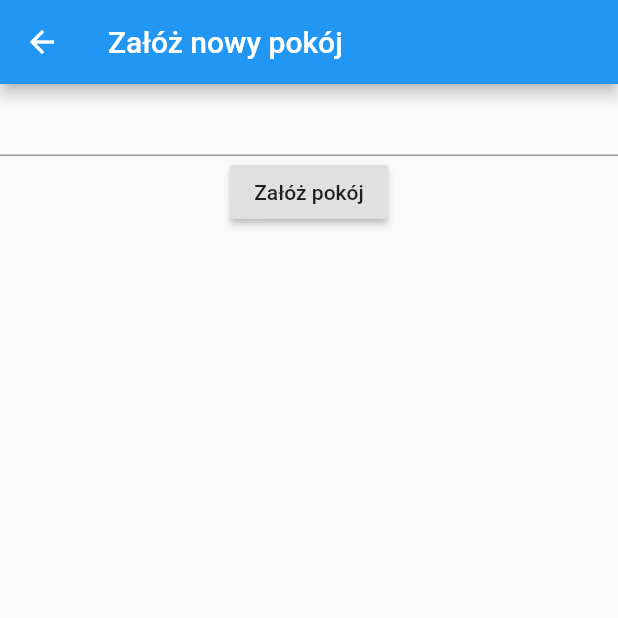
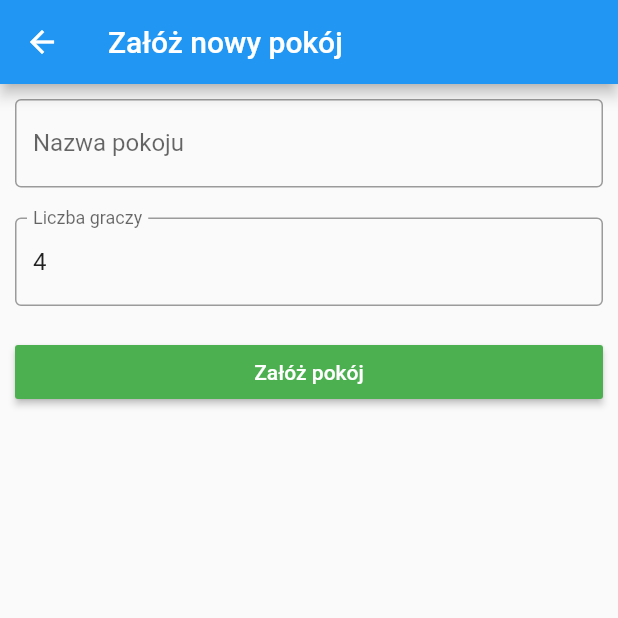
Before and after one commit to Domnyk/auster, a Flutter app: the RoomList screen opened directly, after a tap on "Załóż pokój", on a phone screen of 412 x 824 dp, the top half of it. Run offline on Flutter 3.47's test engine with Material 2 defaults, Android fonts, the phone set to English and light mode, and no system bars; our stand-ins replace graphql_flutter, numberpicker; network calls fail; statements that could not run were skipped.

Commit message:
[Zefir] Create new room
Add field with number of players which uses custom number picker.
Change create button looks - full width, green color.
Send GraphQL request - result not yet visible on screen.

```diff
--- a/zefir/lib/new_room.dart
+++ b/zefir/lib/new_room.dart
@@ -1,43 +1,91 @@
 import 'package:flutter/material.dart';
+import 'package:zefir/number_picker.dart';
+import 'dart:developer' as developer;
+import 'package:zefir/services/eurus.dart';
 
 class NewRoom extends StatefulWidget {
+  final Eurus eurus;
+
+  NewRoom(this.eurus);
+
   @override
-  _NewRoomState createState() => _NewRoomState();
+  _NewRoomState createState() => _NewRoomState(eurus: eurus);
 }
 
 class _NewRoomState extends State<NewRoom> {
+  TextEditingController numOfPlayersController = new TextEditingController();
+  Eurus eurus;
   final _formKey = GlobalKey<FormState>();
+  String roomName;
+  int numOfPlayers;
+
+  _NewRoomState({@required Eurus eurus}) {
+    this.eurus = eurus;
+    numOfPlayersController.addListener(() {
+      numOfPlayers = int.parse(numOfPlayersController.text);
+    });
+  }
 
   @override
   Widget build(BuildContext context) {
-    var nameField = buildNameField();
+    var numOfPlayersField = buildNumOfPlayersField(
+            context: context,
+            initialValue: 4,
+            controller: numOfPlayersController),
+        widgets = [buildNameField(), numOfPlayersField, buildCreateRoomButton()]
+            .map(
+                (widget) => Padding(child: widget, padding: EdgeInsets.all(10)))
+            .toList();
 
     return Scaffold(
         appBar: AppBar(title: Text('Załóż nowy pokój')),
         body: Form(
-          key: _formKey,
-          child: Column(
-            children: <Widget>[
-              nameField,
-              RaisedButton(
-                onPressed: () {
-                  if (_formKey.currentState.validate()) {
-                    Scaffold.of(context).showSnackBar(
-                        SnackBar(content: Text('Processing Data')));
-                  }
-                },
-                child: Text('Załóż pokój'),
-              )
-            ],
-          ),
-        ));
+            key: _formKey,
+            child: Column(
+              children: widgets,
+            )));
   }
 
-  TextFormField buildNameField() {
+  Widget buildNumOfPlayersField(
+      {@required BuildContext context,
+      @required int initialValue,
+      @required TextEditingController controller}) {
+    return new NumberPicker(
+      context: context,
+      initialValue: 4,
+      controller: numOfPlayersController,
+    );
+  }
+
+  Widget buildNameField() {
     return TextFormField(
+      onChanged: (String newVal) {
+        roomName = newVal.trim();
+      },
+      decoration: InputDecoration(
+          border: OutlineInputBorder(), labelText: 'Nazwa pokoju'),
       validator: (value) {
         return value.isEmpty ? 'Wprowadź nazwę pokoju' : null;
       },
     );
   }
+
+  Widget buildCreateRoomButton() {
+    var button = RaisedButton(
+        onPressed: () {
+          developer
+              .log('Name of room: $roomName, num of players: $numOfPlayers');
+          if (_formKey.currentState.validate()) {
+            eurus.createNewRoom(name: roomName, numOfPlayers: numOfPlayers);
+          }
+        },
+        color: Colors.green,
+        textColor: Colors.white,
+        child: Text('Załóż pokój'));
+
+    return SizedBox(
+      child: button,
+      width: double.infinity,
+    );
+  }
 }
--- /dev/null
+++ b/zefir/lib/number_picker.dart
@@ -0,0 +1,48 @@
+import 'package:flutter/material.dart';
+import 'package:numberpicker/numberpicker.dart';
+
+class NumberPicker extends FormField<int> {
+  NumberPicker(
+      {@required BuildContext context,
+      @required int initialValue,
+      @required TextEditingController controller,
+      FormFieldSetter<int> onSaved,
+      FormFieldValidator<int> validator,
+      bool autovalidate = false})
+      : super(
+            onSaved: onSaved,
+            validator: validator,
+            initialValue: initialValue,
+            autovalidate: autovalidate,
+            builder: (FormFieldState<int> state) {
+              return TextField(
+                onTap: () async {
+                  int val = await showDialog(
+                      context: context,
+                      builder: (BuildContext context) {
+                        return NumberPickerDialog.integer(
+                            maxValue: 10,
+                            minValue: 2,
+                            initialIntegerValue:
+                                getVal(controller, initialValue));
+                      });
+                  if (val != null) {
+                    state.didChange(val);
+                    controller.text = val.toString();
+                  }
+                },
+                controller: controller,
+                readOnly: true,
+                decoration: InputDecoration(
+                    labelText: 'Liczba graczy', border: OutlineInputBorder()),
+              );
+            }) {
+    controller.text = getVal(controller, initialValue).toString();
+  }
+
+  static int getVal(TextEditingController controller, int initialValue) {
+    return controller.text.isNotEmpty
+        ? int.parse(controller.text)
+        : initialValue;
+  }
+}
--- a/zefir/lib/room_list.dart
+++ b/zefir/lib/room_list.dart
@@ -18,7 +18,7 @@ class _RoomListState extends State<RoomList> {
   _RoomListState() {
     rooms = new List();
     eurus = new Eurus(
-        graphQlEndpoint: new HttpLink(uri: 'http://172.20.10.5:8000/graphql'));
+        graphQlEndpoint: new HttpLink(uri: 'http://localhost:8000/graphql'));
   }
 
   @override
@@ -42,12 +42,12 @@ class _RoomListState extends State<RoomList> {
                   List rooms = new List<Room>(); // result.data['users'];
 
                   return rooms.isEmpty
-                      ? buildBodyIfNoRooms()
+                      ? buildBodyIfNoRooms(eurus: eurus)
                       : buildIfAnyRooms(rooms);
                 })));
   }
 
-  Widget buildBodyIfNoRooms() {
+  Widget buildBodyIfNoRooms({@required Eurus eurus}) {
     final messageRow =
         Row(mainAxisAlignment: MainAxisAlignment.center, children: <Widget>[
       Text(
@@ -64,8 +64,8 @@ class _RoomListState extends State<RoomList> {
           RaisedButton(
             child: Text('Załóż pokój'),
             onPressed: () => {
-              Navigator.push(
-                  context, MaterialPageRoute(builder: (context) => NewRoom()))
+              Navigator.push(context,
+                  MaterialPageRoute(builder: (context) => NewRoom(eurus)))
             },
           )
         ]);
--- a/zefir/lib/services/eurus.dart
+++ b/zefir/lib/services/eurus.dart
@@ -1,12 +1,31 @@
 import 'package:flutter/material.dart';
 import 'package:graphql_flutter/graphql_flutter.dart';
 import 'package:meta/meta.dart';
+import 'dart:developer' as developer;
 
 class Eurus {
+  static final String _createNewRoom = """
+    mutation newRoom(\$name: String!, \$players: Int!) {
+      newRoom(name: \$name, players: \$players) {
+        name,
+
+      }
+    }
+  """;
+
   ValueNotifier<GraphQLClient> client;
 
   Eurus({@required Link graphQlEndpoint}) {
     client = ValueNotifier(
         GraphQLClient(cache: InMemoryCache(), link: graphQlEndpoint));
   }
+
+  void createNewRoom(
+      {@required String name, @required int numOfPlayers}) async {
+    QueryResult result = await client.value.mutate(MutationOptions(
+        document: _createNewRoom,
+        variables: {'name': name, 'players': numOfPlayers}));
+
+    developer.log('Result from GraphQL is ${result.data}');
+  }
 }
--- a/zefir/pubspec.yaml
+++ b/zefir/pubspec.yaml
@@ -20,6 +20,7 @@ dependencies:
   flutter:
     sdk: flutter
   graphql_flutter: ^2.0.0
+  numberpicker: ^1.1.0
 
   # The following adds the Cupertino Icons font to your application.
   # Use with the CupertinoIcons class for iOS style icons.
```
Also changed, not shown: zefir/pubspec.lock.
